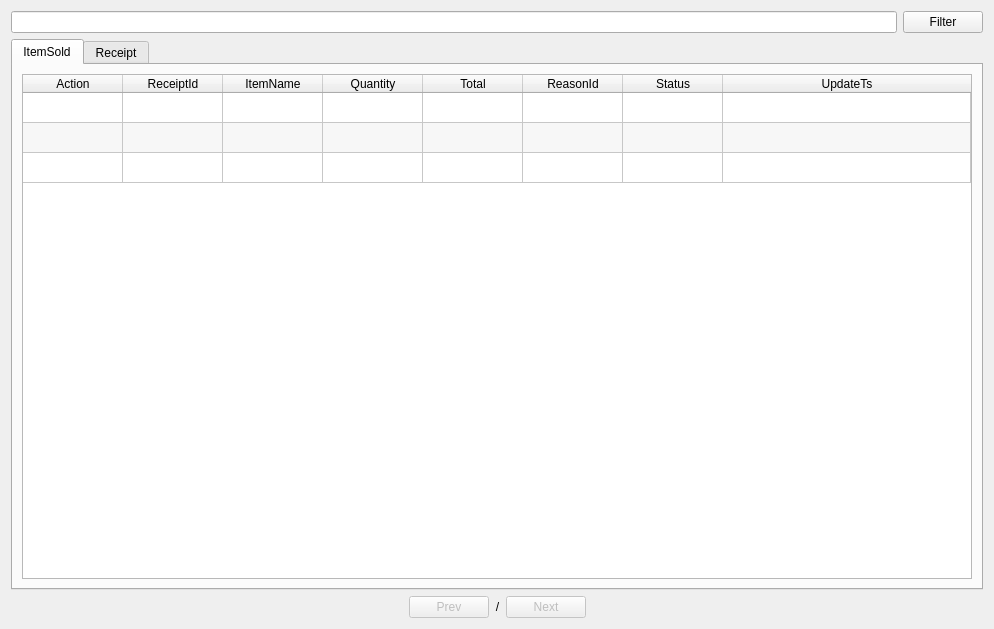
First picture: the form in app/views/templates/ManageItemSold.ui, repository rondalefloyd/mts-pos, before the edit.
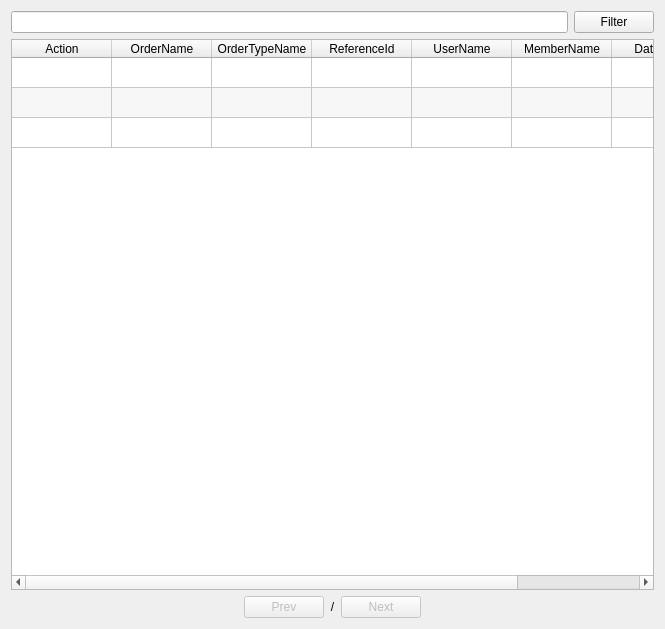
Second picture: the form after the edit.

The edit to the form file:
```diff
--- a/app/views/templates/ManageItemSold.ui
+++ b/app/views/templates/ManageItemSold.ui
@@ -6,7 +6,7 @@
    <rect>
     <x>0</x>
     <y>0</y>
-    <width>994</width>
+    <width>665</width>
     <height>629</height>
    </rect>
   </property>
@@ -31,113 +31,7 @@
       </layout>
      </item>
      <item>
-      <widget class="QTabWidget" name="tabWidgetItemSold">
-       <property name="maximumSize">
-        <size>
-         <width>16777211</width>
-         <height>16777215</height>
-        </size>
-       </property>
-       <property name="currentIndex">
-        <number>0</number>
-       </property>
-       <widget class="QWidget" name="tab">
-        <attribute name="title">
-         <string>ItemSold</string>
-        </attribute>
-        <layout class="QVBoxLayout" name="verticalLayout_2">
-         <item>
-          <widget class="QTableWidget" name="tableWidgetDataA">
-           <property name="editTriggers">
-            <set>QAbstractItemView::NoEditTriggers</set>
-           </property>
-           <property name="alternatingRowColors">
-            <bool>true</bool>
-           </property>
-           <property name="verticalScrollMode">
-            <enum>QAbstractItemView::ScrollPerPixel</enum>
-           </property>
-           <property name="horizontalScrollMode">
-            <enum>QAbstractItemView::ScrollPerPixel</enum>
-           </property>
-           <property name="gridStyle">
-            <enum>Qt::SolidLine</enum>
-           </property>
-           <property name="sortingEnabled">
-            <bool>false</bool>
-           </property>
-           <attribute name="horizontalHeaderStretchLastSection">
-            <bool>true</bool>
-           </attribute>
-           <attribute name="verticalHeaderVisible">
-            <bool>false</bool>
-           </attribute>
-           <row>
-            <property name="text">
-             <string>New Row</string>
-            </property>
-           </row>
-           <row>
-            <property name="text">
-             <string>New Row</string>
-            </property>
-           </row>
-           <row>
-            <property name="text">
-             <string>New Row</string>
-            </property>
-           </row>
-           <column>
-            <property name="text">
-             <string>Action</string>
-            </property>
-           </column>
-           <column>
-            <property name="text">
-             <string>ReceiptId</string>
-            </property>
-           </column>
-           <column>
-            <property name="text">
-             <string>ItemName</string>
-            </property>
-           </column>
-           <column>
-            <property name="text">
-             <string>Quantity</string>
-            </property>
-           </column>
-           <column>
-            <property name="text">
-             <string>Total</string>
-            </property>
-           </column>
-           <column>
-            <property name="text">
-             <string>ReasonId</string>
-            </property>
-           </column>
-           <column>
-            <property name="text">
-             <string>Status</string>
-            </property>
-           </column>
-           <column>
-            <property name="text">
-             <string>UpdateTs</string>
-            </property>
-           </column>
-          </widget>
-         </item>
-        </layout>
-       </widget>
-       <widget class="QWidget" name="tab_2">
-        <attribute name="title">
-         <string>Receipt</string>
-        </attribute>
-        <layout class="QVBoxLayout" name="verticalLayout_3">
-         <item>
-          <widget class="QTableWidget" name="tableWidgetDataB">
+      <widget class="QTableWidget" name="tableWidgetData">
            <property name="editTriggers">
             <set>QAbstractItemView::NoEditTriggers</set>
            </property>
@@ -217,10 +111,6 @@
              <string>UpdateTs</string>
             </property>
            </column>
-          </widget>
-         </item>
-        </layout>
-       </widget>
       </widget>
      </item>
      <item>
```
Lines whose indentation alone changed are shown as unchanged.
